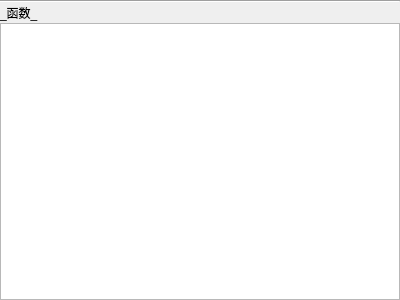
Above: functionlist.ui from xhy2539/DBMS-Qt before the change. Below: the same form after it.
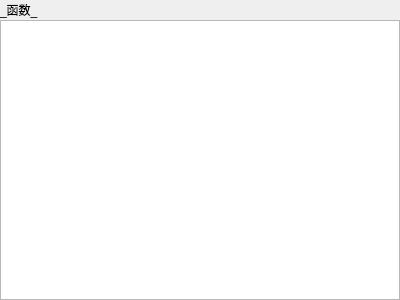
That is the form after the change.

The edit to the form file:
```diff
--- a/functionlist.ui
+++ b/functionlist.ui
@@ -29,16 +29,6 @@
    <property name="bottomMargin">
     <number>0</number>
    </property>
-   <item>
-    <widget class="Line" name="line">
-     <property name="lineWidth">
-      <number>1</number>
-     </property>
-     <property name="orientation">
-      <enum>Qt::Orientation::Horizontal</enum>
-     </property>
-    </widget>
-   </item>
    <item>
     <layout class="QHBoxLayout" name="horizontalLayout">
      <property name="spacing">
```
